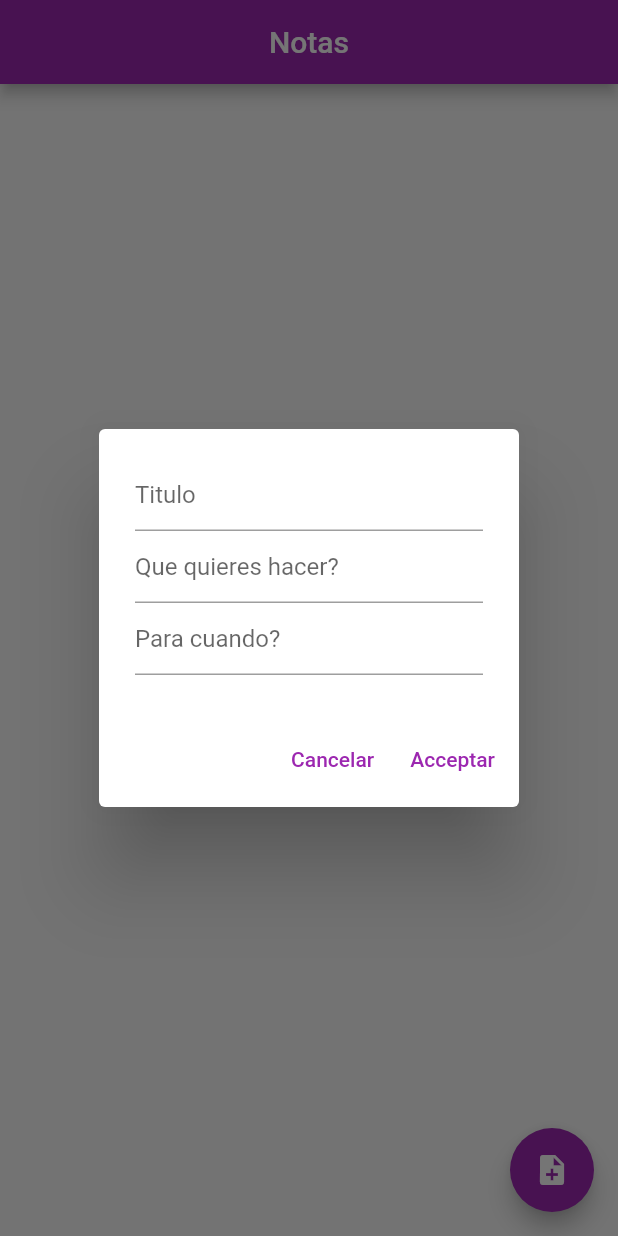
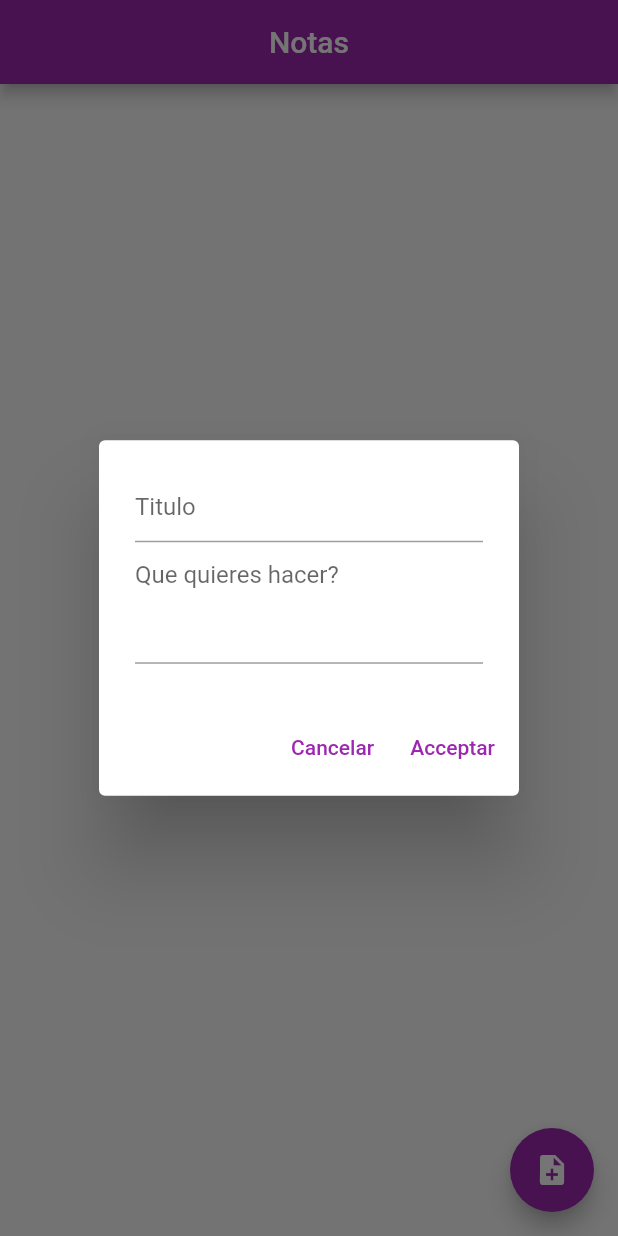
Before and after one commit to cardosopab/notes, a Flutter app: the screen it shows after launch, after a tap on the "note add" icon, on a phone screen of 412 x 824 dp. Run offline on Flutter 3.47's test engine with Material 2 defaults, Android fonts, the phone set to English and light mode, and no system bars; our stand-ins replace shared_preferences.

Commit message:
cambiar todo a notas.

```diff
--- a/lib/models/todo.dart
+++ b/lib/models/nota.dart
@@ -1,16 +1,16 @@
 import 'package:json_annotation/json_annotation.dart';
 
-part 'todo.g.dart';
+part 'nota.g.dart';
 
 @JsonSerializable()
-class Todo {
+class Nota {
   String titulo, cuerpo, fecha;
-  Todo({
+  Nota({
     required this.titulo,
     required this.cuerpo,
     required this.fecha,
   });
 
-  factory Todo.fromJson(Map<String, dynamic> json) => _$TodoFromJson(json);
-  Map<String, dynamic> toJson() => _$TodoToJson(this);
+  factory Nota.fromJson(Map<String, dynamic> json) => _$NotaFromJson(json);
+  Map<String, dynamic> toJson() => _$NotaToJson(this);
 }
--- a/lib/screens/home_page.dart
+++ b/lib/screens/home_page.dart
@@ -1,7 +1,7 @@
 import 'package:flutter/material.dart';
 
 import '../services/preferences_list.dart';
-import '../widgets/todo_popup.dart';
+import '../widgets/nota_PopupWidget.dart';
 
 class HomePage extends StatefulWidget {
   const HomePage({super.key});
@@ -14,7 +14,7 @@ class _HomePageState extends State<HomePage> {
   @override
   void initState() {
     super.initState();
-    PreferencesList().readTodoPref().then((_) => setState(() {}));
+    PreferencesList().readNotaPref().then((_) => setState(() {}));
   }
 
   @override
@@ -29,20 +29,19 @@ class _HomePageState extends State<HomePage> {
           children: [
             ListView.builder(
               shrinkWrap: true,
-              itemCount: todoList.length,
+              itemCount: notas.length,
               itemBuilder: (context, index) {
-                var todo = todoList[index];
+                var nota = notas[index];
                 return Column(
                   children: [
                     Text(
-                      todo.titulo,
+                      nota.titulo,
                       style: const TextStyle(
-                        fontSize: 20,
+                        fontSize: 18,
                         fontWeight: FontWeight.bold,
                       ),
                     ),
-                    Text(todo.fecha),
-                    Text(todo.cuerpo),
+                    Text(nota.fecha),
                   ],
                 );
               },
@@ -52,7 +51,7 @@ class _HomePageState extends State<HomePage> {
       ),
       floatingActionButton: FloatingActionButton(
         onPressed: () {
-          todoPopupWidget(context).then((_) => PreferencesList().writeTodoPref()).then((_) => setState(() {}));
+          NotaPopupWidget(context).then((_) => PreferencesList().writeNotaPref()).then((_) => setState(() {}));
         },
         child: const Icon(Icons.note_add),
       ),
--- a/lib/services/preferences_list.dart
+++ b/lib/services/preferences_list.dart
@@ -2,21 +2,21 @@ import 'dart:convert' as convert;
 
 import 'package:shared_preferences/shared_preferences.dart';
 
-import '../models/todo.dart';
+import '../models/nota.dart';
 
-List<Todo> todoList = <Todo>[];
+List<Nota> notas = <Nota>[];
 
 class PreferencesList {
   final Future<SharedPreferences> _prefs = SharedPreferences.getInstance();
-  Future<void> writeTodoPref() async {
+  Future<void> writeNotaPref() async {
     final SharedPreferences prefs = await _prefs;
-    List<String> spList = todoList.map((todo) => convert.jsonEncode(todo.toJson())).toList();
-    prefs.setStringList('todo', spList);
+    List<String> spList = notas.map((nota) => convert.jsonEncode(nota.toJson())).toList();
+    prefs.setStringList('Notas', spList);
   }
 
-  Future<void> readTodoPref() async {
+  Future<void> readNotaPref() async {
     final SharedPreferences prefs = await _prefs;
-    List<String>? spList = prefs.getStringList('todo');
-    todoList = spList?.map((todo) => Todo.fromJson(convert.jsonDecode(todo))).toList() ?? [];
+    List<String>? spList = prefs.getStringList('Notas');
+    notas = spList?.map((nota) => Nota.fromJson(convert.jsonDecode(nota))).toList() ?? [];
   }
 }
--- a/lib/widgets/todo_popup.dart
+++ b/lib/widgets/nota_PopupWidget.dart
@@ -1,9 +1,9 @@
 import 'package:flutter/material.dart';
 import 'package:intl/intl.dart';
-import '../models/todo.dart';
+import '../models/nota.dart';
 import '../services/preferences_list.dart';
 
-Future<dynamic> todoPopupWidget(BuildContext context) {
+Future<dynamic> NotaPopupWidget(BuildContext context) {
   return showDialog(
     context: context,
     builder: (context) {
@@ -21,27 +21,13 @@ Future<dynamic> todoPopupWidget(BuildContext context) {
                 ),
               ),
               TextField(
+                keyboardType: TextInputType.multiline,
+                minLines: 3,
+                maxLines: 10,
                 controller: cuerpoController,
                 decoration: const InputDecoration(
                   hintText: 'Que quieres hacer?',
                 ),
-              ),
-              TextField(
-                controller: fechaController,
-                decoration: const InputDecoration(
-                  hintText: 'Para cuando?',
-                ),
-                onTap: () async {
-                  DateTime? date = await showDatePicker(
-                    context: context,
-                    initialDate: DateTime.now(),
-                    firstDate: DateTime.now(),
-                    lastDate: DateTime.now().add(
-                      const Duration(days: 30),
-                    ),
-                  );
-                  fechaController.text = DateFormat.yMd().format(date!);
-                },
               ),
             ],
           ),
@@ -55,12 +41,12 @@ Future<dynamic> todoPopupWidget(BuildContext context) {
           ),
           TextButton(
             onPressed: () {
-              todoList.add(
-                Todo(
-                    titulo: tituloController.text, //
-                    cuerpo: cuerpoController.text,
-                    fecha: fechaController.text),
-              );
+              fechaController.text = DateFormat.yMd().format(DateTime.now());
+              notas.add(Nota(
+                titulo: tituloController.text, //
+                cuerpo: cuerpoController.text,
+                fecha: fechaController.text,
+              ));
               Navigator.of(context).pop();
             },
             child: const Text("Acceptar"),
--- a/pubspec.yaml
+++ b/pubspec.yaml
@@ -1,4 +1,4 @@
-name: todolist
+name: notas
 description: A new Flutter project.
 
 # The following line prevents the package from being accidentally published to
```
Also changed, not shown: lib/models/nota.g.dart, 21 other files.
